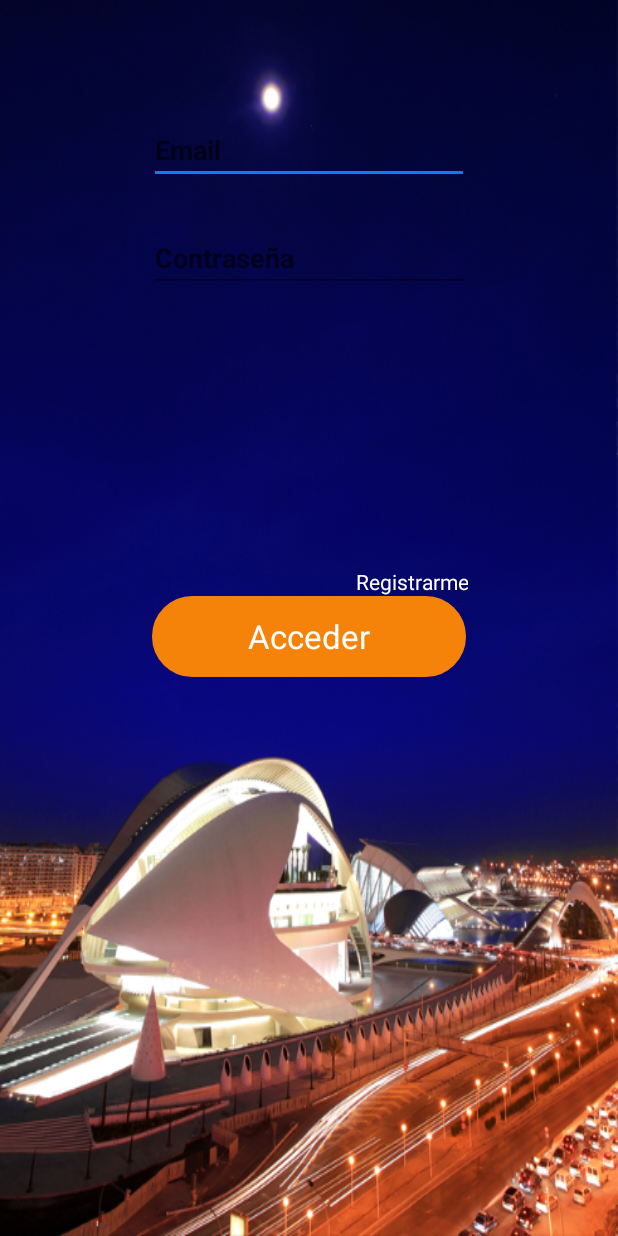
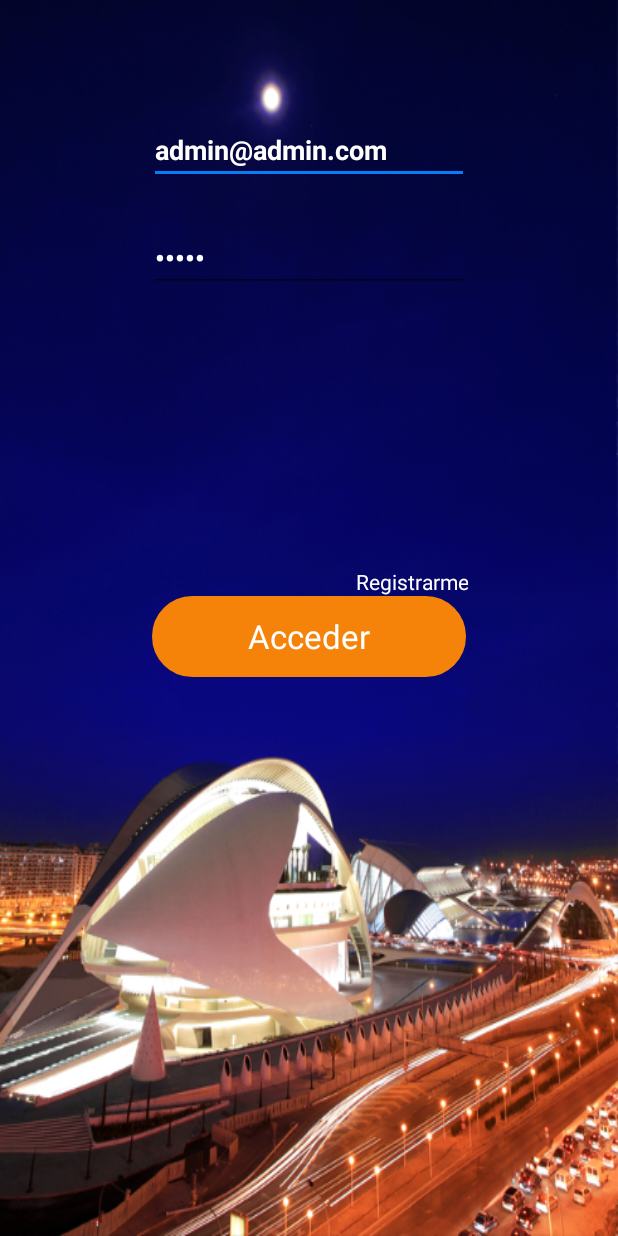
Before and after one commit to Crespuig/Proyecto_Android, an Android app: the screen it shows after launch (LoginActivity), on a phone screen of 412 x 824 dp. Run offline under Robolectric (Android 15) with nearby library versions, the phone set to English and light mode, and no system bars.

Commit message:
setEmail, setPassword

```diff
--- a/app/src/main/java/com/example/proyecto_android/activitys/LoginActivity.java
+++ b/app/src/main/java/com/example/proyecto_android/activitys/LoginActivity.java
@@ -65,8 +65,8 @@ public class LoginActivity extends AppCompatActivity {
         usuario = (EditText) findViewById(R.id.loginEmail);
         password = (EditText) findViewById(R.id.loginPaswword);
 
-        //usuario.setText("admin@admin.com");
-        //password.setText("admin");
+        usuario.setText("admin@admin.com");
+        password.setText("admin");
 
         btnLogin.setOnClickListener(new View.OnClickListener() {
             @Override
```
